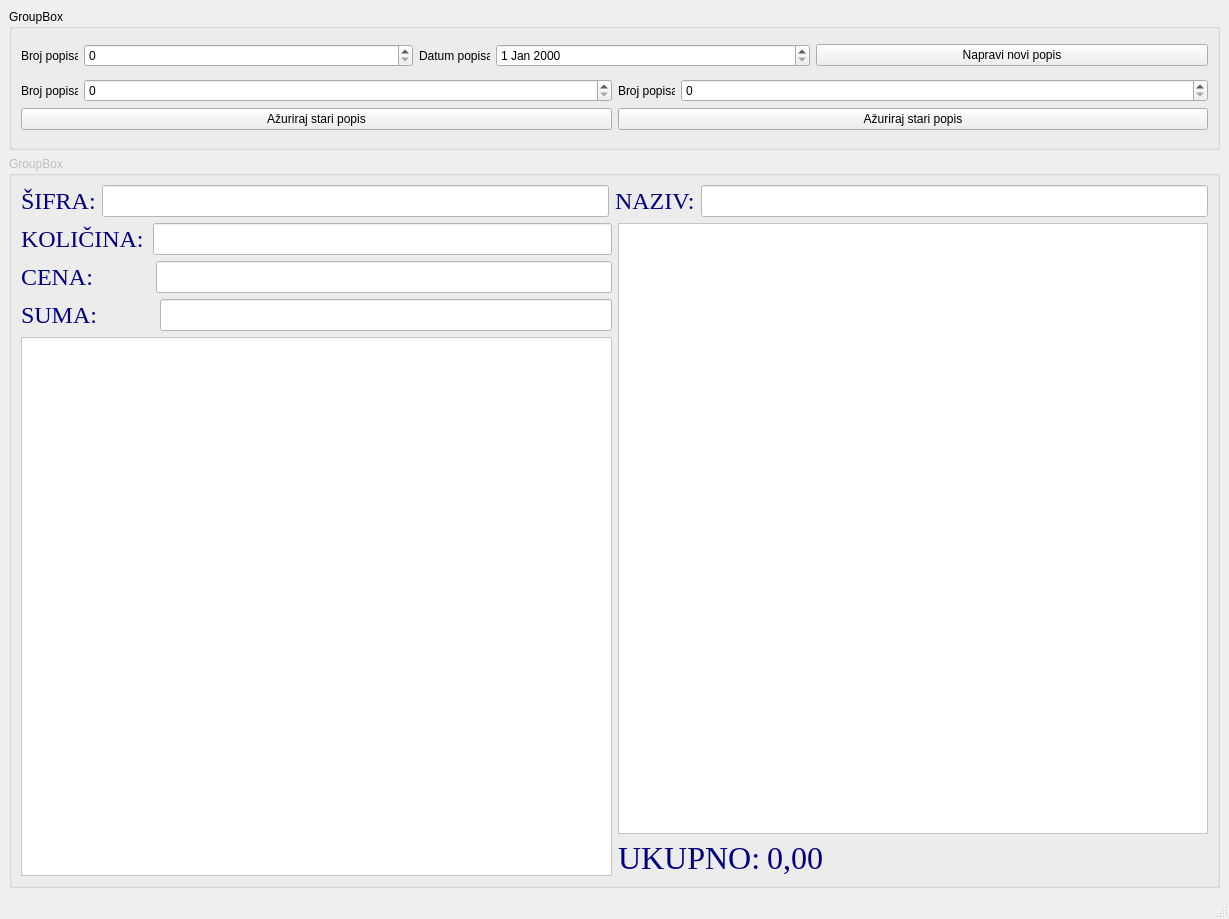
This is formapopis.ui in s-pab/Commercium as Qt 5 draws it before an edit. The edited form follows.
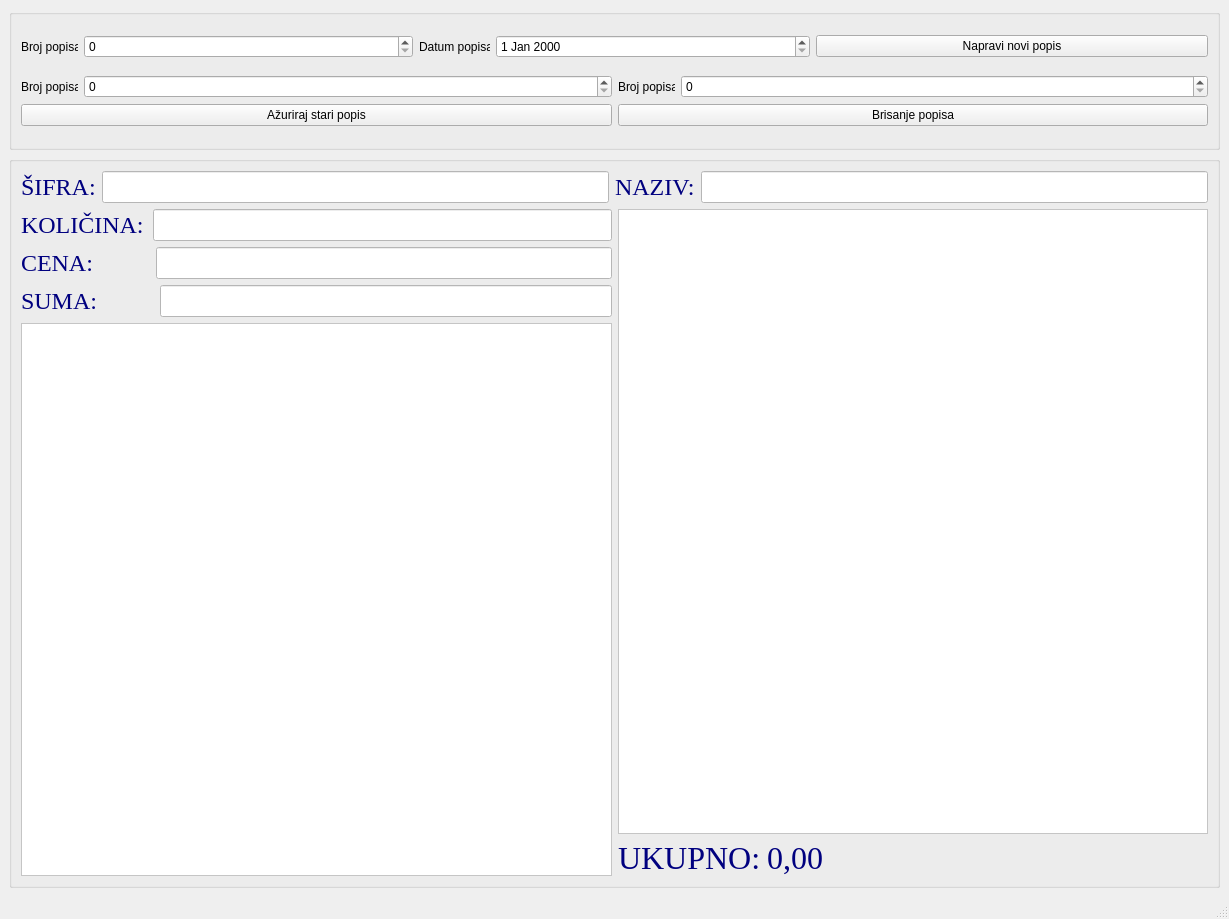
This is the edited form.

Patch:
```diff
--- a/formapopis.ui
+++ b/formapopis.ui
@@ -20,10 +20,10 @@
       <item row="1" column="0">
        <widget class="QGroupBox" name="groupBox_2">
         <property name="enabled">
-         <bool>false</bool>
+         <bool>true</bool>
         </property>
         <property name="title">
-         <string>GroupBox</string>
+         <string/>
         </property>
         <layout class="QGridLayout" name="gridLayout_28">
          <item row="0" column="0">
@@ -69,7 +69,7 @@
              <item row="0" column="3">
               <widget class="QLineEdit" name="lineEdit_30">
                <property name="enabled">
-                <bool>false</bool>
+                <bool>true</bool>
                </property>
                <property name="minimumSize">
                 <size>
@@ -419,7 +419,7 @@
        </size>
       </property>
       <property name="title">
-       <string>GroupBox</string>
+       <string/>
       </property>
       <layout class="QGridLayout" name="gridLayout_29">
        <item row="0" column="0">
@@ -535,7 +535,7 @@
            <item>
             <widget class="QPushButton" name="pushButton_4">
              <property name="text">
-              <string>Ažuriraj stari popis</string>
+              <string>Brisanje popisa</string>
              </property>
             </widget>
            </item>
```
